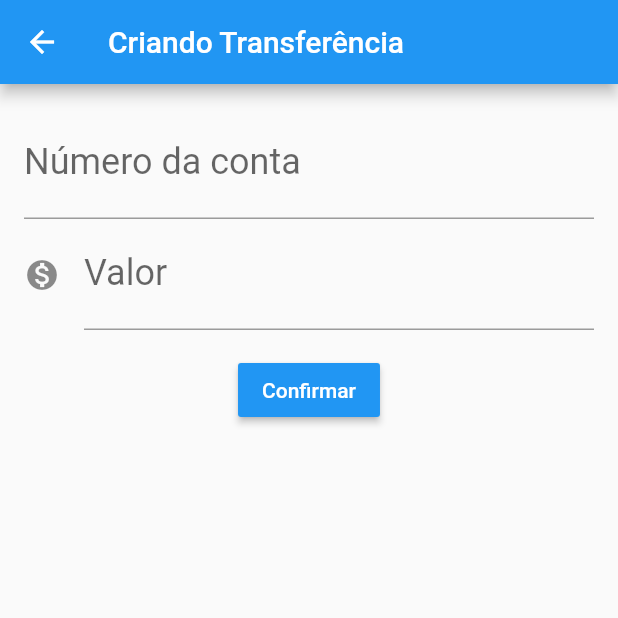
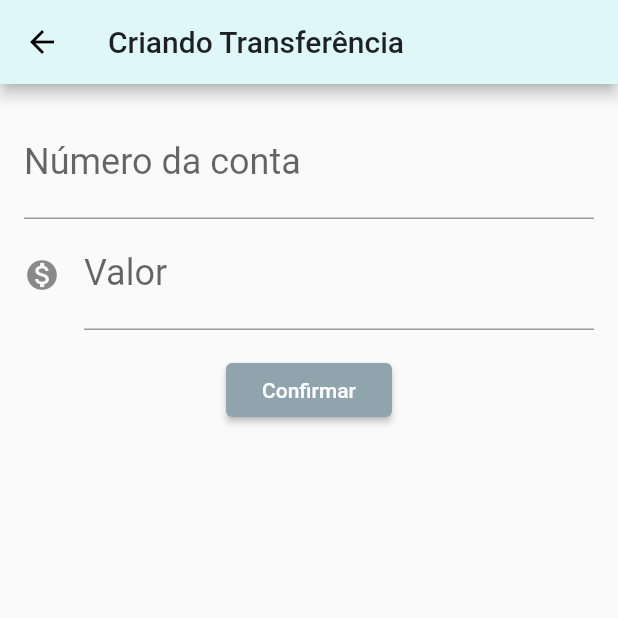
Before and after one commit to themaripool/ProjetoFlutterAlura_ByteBank, a Flutter app: the screen it shows after launch, after a tap on the "add" icon, on a phone screen of 412 x 824 dp, the top half of it. Run offline on Flutter 3.47's test engine with Material 2 defaults, Android fonts, the phone set to English and light mode, and no system bars.

Commit message:
[ADD] Custom Theme Colors

```diff
--- a/lib/main.dart
+++ b/lib/main.dart
@@ -10,10 +10,16 @@ class ByteBankApp extends StatelessWidget {
   @override
   Widget build(BuildContext context) {
     return MaterialApp(
-      home: Scaffold(
-        body: ListaTransferencias(),
+      theme: ThemeData(
+        primaryColor: Colors.cyan[50],
+        accentColor: Colors.blueGrey[300],
+        buttonTheme: ButtonThemeData(
+          buttonColor: Colors.blueGrey[300],
+          textTheme: ButtonTextTheme.primary
+        )
+
       ),
-    );
+      home: ListaTransferencias());
   }
 }
 
@@ -45,7 +51,6 @@ class FormularioTransferencia extends StatelessWidget {
                 padding: const EdgeInsets.only(top: 16),
                 child: RaisedButton(
                   child: Text("Confirmar"),
-                  color: Colors.blue,
                   textColor: Colors.white,
                   onPressed: () {
                     _criaTransferencia(context);
```
